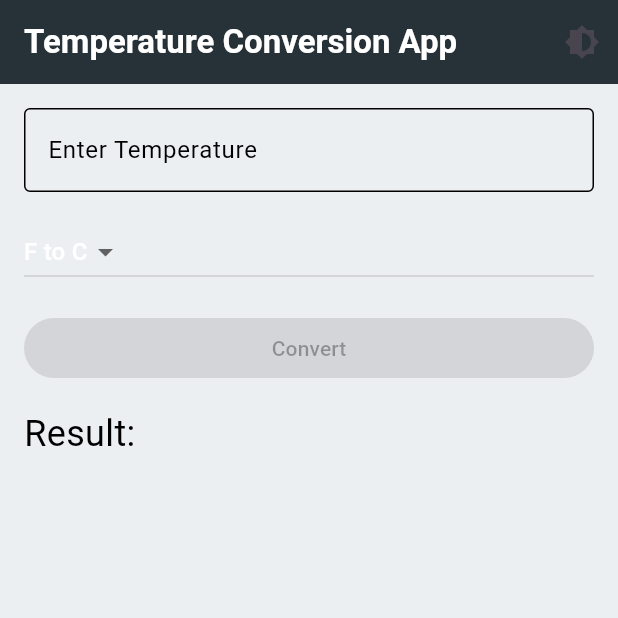
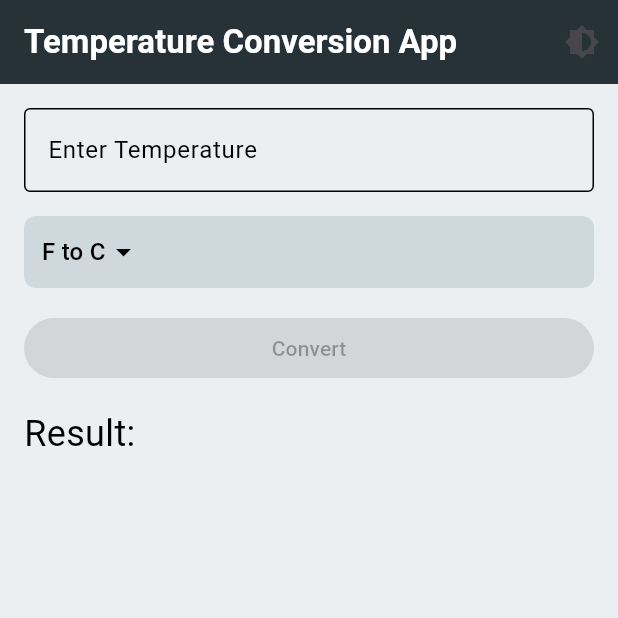
Before and after one commit to GasanaJr/tempConverterApp, a Flutter app: the screen it shows after launch, on a phone screen of 412 x 824 dp, the top half of it. Run offline on Flutter 3.47's test engine with Material 3 defaults, Android fonts, the phone set to English and light mode, and no system bars.

Commit message:
bug(mode): Fix light mode

```diff
--- a/lib/main.dart
+++ b/lib/main.dart
@@ -27,8 +27,8 @@ class _TemperatureConversionAppState extends State<TemperatureConversionApp> {
             primaryColor: Colors.blueGrey[900],
             scaffoldBackgroundColor: Colors.blueGrey[50],
             textTheme: TextTheme(
-              bodyLarge: TextStyle(color: Colors.black),
-              bodyMedium: TextStyle(color: Colors.black),
+              bodyText1: TextStyle(color: Colors.black),
+              bodyText2: TextStyle(color: Colors.black),
             ),
             inputDecorationTheme: InputDecorationTheme(
               labelStyle: TextStyle(color: Colors.black),
@@ -123,6 +123,8 @@ class _TemperatureConversionHomeState extends State<TemperatureConversionHome> {
 
   @override
   Widget build(BuildContext context) {
+    bool isDarkMode = Theme.of(context).brightness == Brightness.dark;
+
     return Scaffold(
       appBar: AppBar(
         backgroundColor: Colors.blueGrey[900],
@@ -156,7 +158,14 @@ class _TemperatureConversionHomeState extends State<TemperatureConversionHome> {
               ),
             ),
             const SizedBox(height: 16.0),
-            DropdownButton<String>(
+            Container(
+              padding: EdgeInsets.symmetric(horizontal: 12.0),
+              decoration: BoxDecoration(
+                color: isDarkMode ? Colors.blueGrey[800] : Colors.blueGrey[100],
+                borderRadius: BorderRadius.circular(8.0),
+              ),
+              child: DropdownButton<String>(
+                dropdownColor: isDarkMode ? Colors.blueGrey[800] : Colors.white,
                 value: _selectedConversion,
                 onChanged: (String? newValue) {
                   setState(() {
@@ -167,9 +176,17 @@ class _TemperatureConversionHomeState extends State<TemperatureConversionHome> {
                     .map<DropdownMenuItem<String>>((String value) {
                   return DropdownMenuItem<String>(
                     value: value,
-                  child: Text(value),
+                    child: Text(
+                      value,
+                      style: TextStyle(
+                        color: isDarkMode ? Colors.white : Colors.black,
+                      ),
+                    ),
                   );
                 }).toList(),
+                underline: SizedBox(),
+                iconEnabledColor: isDarkMode ? Colors.white : Colors.black,
+              ),
             ),
             SizedBox(height: 16.0),
             ValueListenableBuilder<bool>(
```
Lines whose indentation alone changed are shown as unchanged.
